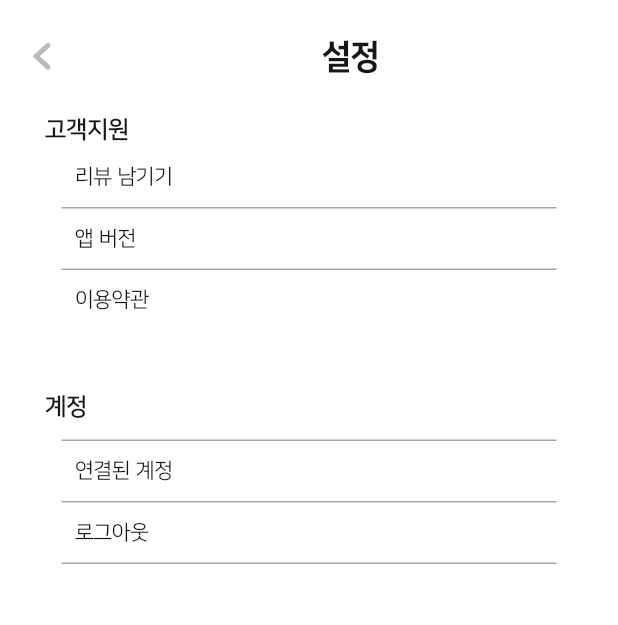
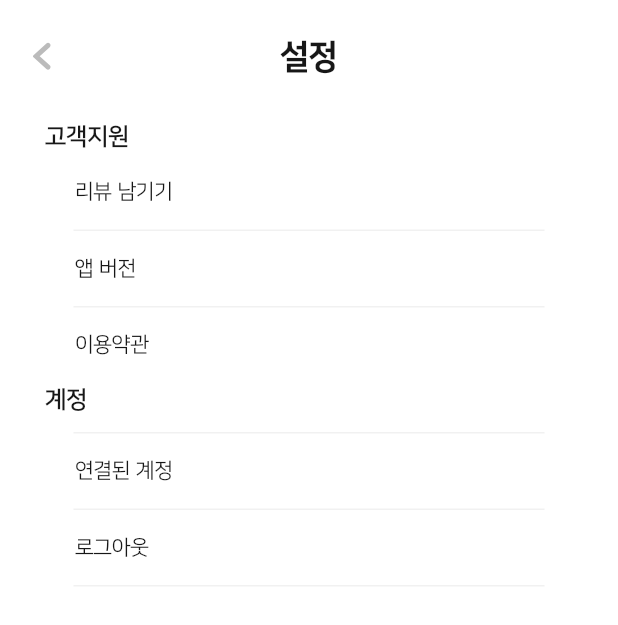
Before and after one commit to celeste0423/ggsb_project, a Flutter app: the SettingPage screen opened directly, on a phone screen of 412 x 824 dp. Shown: the top 625 px of the screen. Run offline on Flutter 3.47's test engine with Material 3 defaults, Android fonts, the phone set to English and light mode, and no system bars; our stand-ins replace cloud_firestore, firebase_auth, firebase_core, flutter_svg, get, google_sign_in and 1 more; missing offline and left inert: animate_icons, cron, flutter_facebook_auth, status_bar_control; accounts and stored records are empty; statements that could not run were skipped.

```diff
--- a/lib/src/features/setting/pages/setting_page.dart
+++ b/lib/src/features/setting/pages/setting_page.dart
@@ -12,15 +12,13 @@ class SettingPage extends GetView<SettingPageController> {
 
   PreferredSizeWidget _appBar() {
     return AppBar(
-      centerTitle: false,
+      centerTitle: true,
       leading: SvgIconButton(
         assetPath: 'assets/icons/back.svg',
         onTap: Get.back,
       ),
-      title: Center(
-        child: TitleText(
+      title: TitleText(
         text: '설정',
-        ),
       ),
     );
   }
@@ -32,47 +30,35 @@ class SettingPage extends GetView<SettingPageController> {
         mainAxisAlignment: MainAxisAlignment.start,
         children: [
           _titlebox('고객지원'),
-          SizedBox(height: 10,),
           _button(
             '리뷰 남기기',
                 () {},
           ),
-          SizedBox(height: 10,),
           _linebox(),
-          SizedBox(height: 10,),
           _button(
             '앱 버전',
                 () {
             },
           ),
-          SizedBox(height: 10,),
           _linebox(),
-          SizedBox(height: 10,),
           _button(
             '이용약관',
                 () {},
           ),
-          SizedBox(height: 50,),
           _titlebox('계정'),
-          SizedBox(height: 10,),
           _linebox(),
-          SizedBox(height: 10,),
           _button(
             '연결된 계정',
                 () {
             },
           ),
-          SizedBox(height: 10,),
           _linebox(),
-          SizedBox(height: 10,),
           _button(
             '로그아웃',
                 () {
             },
           ),
-          SizedBox(height: 10,),
           _linebox(),
-          SizedBox(height: 10,),
         ],
       ),
     );
@@ -80,7 +66,7 @@ class SettingPage extends GetView<SettingPageController> {
 
   Widget _button(String text,  VoidCallback onTap) {
     return Padding(
-      padding: const EdgeInsets.symmetric(horizontal: 20),
+      padding: const EdgeInsets.symmetric(horizontal: 20, vertical: 10),
       child: Row(
         children: [
           SizedBox(width: 10),
@@ -99,21 +85,26 @@ class SettingPage extends GetView<SettingPageController> {
 
 
   Widget _linebox(){
-    return Center(
+    return Padding(
+      padding: const EdgeInsets.symmetric(vertical: 5.0),
+      child: Center(
         child: Container(
-        width: 330,
+          width: 314,
           height: 1,
           decoration: BoxDecoration(
-          color: CustomColors.lightGreyText,
+            color: CustomColors.lightGreyBackground,
+          ),
         ),
       ),
     );
   }
 
   Widget _titlebox(String text){
-    return Row(
+    return Padding(
+      padding: const EdgeInsets.symmetric(vertical: 5.0),
+      child: Row(
         children: [
-        SizedBox(width: 10,),
+          SizedBox(width: 10),
           Text(
             text,
             style: TextStyle(
@@ -123,6 +114,7 @@ class SettingPage extends GetView<SettingPageController> {
             ),
           )
         ],
+      ),
     );
   }
 
```
Also changed, not shown: lib/src/features/my/pages/my_page.dart (+24 -22 lines), assets/icons/my_data_analyze.png (added), assets/icons/my_report.png (added), assets/icons/my_settings.png (added). Lines whose indentation alone changed are shown as unchanged.
